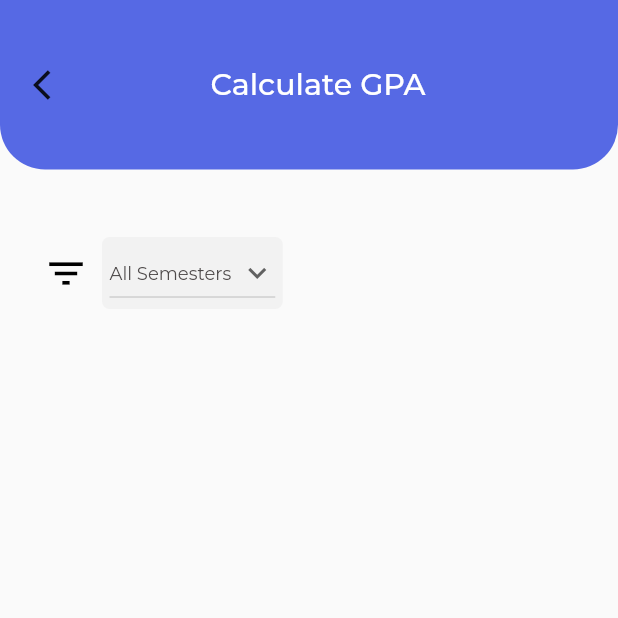
After one commit to TheRealKwabena/gradify-flutter, a Flutter app: the GPACalculationPage screen opened by its route, on a phone screen of 412 x 824 dp, the top half of it. The commit adds this screen. Run offline on Flutter 3.47's test engine with Material 2 defaults, Android fonts, the phone set to English and light mode, and no system bars; our stand-ins replace fl_chart, flutter_onboarding_slider, google_fonts.

Commit message:
feat: added filter fields and errors must be fixed

```diff
--- a/lib/main.dart
+++ b/lib/main.dart
@@ -1,5 +1,6 @@
 import 'package:flutter/material.dart';
 import 'package:gradify_flutter/pages/actions.dart';
+import 'package:gradify_flutter/pages/gpa_calculation_page.dart';
 import 'package:gradify_flutter/pages/home_page.dart';
 import 'package:gradify_flutter/pages/onboarding.dart';
 import 'package:gradify_flutter/pages/radar_chart.dart';
@@ -22,7 +23,8 @@ class GradifyApp extends StatelessWidget {
         HomePage.id: (context) => HomePage(),
         AllActionsPage.id: (context) => AllActionsPage(),
         UploadGradePage.id: (context) => UploadGradePage(),
-        ComparisonChartPage.id: (context) => ComparisonChartPage()
+        ComparisonChartPage.id: (context) => ComparisonChartPage(),
+        GPACalculationPage.id: (context) => GPACalculationPage()
       },
       //home: OnBoarding(),
     );
--- a/lib/pages/actions.dart
+++ b/lib/pages/actions.dart
@@ -1,6 +1,7 @@
 import 'package:flutter/material.dart';
 import 'package:google_fonts/google_fonts.dart';
 import 'package:gradify_flutter/constants.dart';
+import 'package:gradify_flutter/pages/gpa_calculation_page.dart';
 
 import '../components/action_card.dart';
 
@@ -76,6 +77,7 @@ class AllActionsPage extends StatelessWidget {
                       MainActionCard(
                         imageLink: 'images/graduation-cap.jpg',
                         text: 'Calculate GPA',
+                        onPressed: () => Navigator.pushNamed(context, GPACalculationPage.id),
                       ),
                     ],
                   )),
--- /dev/null
+++ b/lib/pages/gpa_calculation_page.dart
@@ -0,0 +1,170 @@
+import 'package:flutter/material.dart';
+import 'package:google_fonts/google_fonts.dart';
+import 'package:gradify_flutter/constants.dart';
+
+class GPACalculationPage extends StatefulWidget {
+  const GPACalculationPage({super.key});
+  static String id = '/calculate_gpa';
+
+  @override
+  State<GPACalculationPage> createState() => _GPACalculationPageState();
+}
+
+class _GPACalculationPageState extends State<GPACalculationPage> {
+  @override
+  Widget build(BuildContext context) {
+    final List<String> semesters = [
+      'All Semesters',
+      '1st Semester',
+      '2nd Semester ',
+      '3rd Semester'
+    ];
+    final List<String> academicYears = ['2023', '2022', '2021', '2020'];
+
+    final generatedYears = List<String>.generate(
+        30, (int index) => (DateTime.now().year - index).toString(),
+        growable: true);
+
+    String selectedSemester = 'All Semesters';
+    String selectedYear = '2023';
+    return SafeArea(
+      child: Scaffold(
+        body: Column(
+          children: [
+            Container(
+              height: 113.0,
+              decoration: BoxDecoration(
+                color: kHomePageMainColor,
+                borderRadius: BorderRadius.only(
+                  bottomLeft: Radius.circular(30.0),
+                  bottomRight: Radius.circular(30.0),
+                ),
+              ),
+              child: Padding(
+                padding: const EdgeInsets.symmetric(horizontal: 10.0),
+                child: Row(
+                  children: [
+                    IconButton(
+                      onPressed: () => Navigator.pop(context),
+                      icon: Icon(Icons.arrow_back_ios),
+                    ),
+                    SizedBox(
+                      width: MediaQuery.of(context).size.width * 0.20,
+                    ),
+                    Text(
+                      "Calculate GPA",
+                      style: GoogleFonts.montserrat(
+                        textStyle: TextStyle(
+                          color: Colors.white,
+                          fontSize: 20.0,
+                          fontWeight: FontWeight.w500,
+                        ),
+                      ),
+                    )
+                  ],
+                ),
+              ),
+            ),
+            Padding(
+              padding:
+                  const EdgeInsets.symmetric(horizontal: 20.0, vertical: 20.0),
+              child: Column(
+                children: [
+                  SizedBox(
+                    height: 25.0,
+                  ),
+                  Row(
+                    children: [
+                      IconButton(
+                          onPressed: () {
+                            for (String year in generatedYears) {
+                              print(year);
+                            }
+                          },
+                          icon: Icon(
+                            Icons.filter_list,
+                            color: Colors.black,
+                            size: 30.0,
+                          )),
+                      DecoratedBox(
+                        decoration: BoxDecoration(
+                            color: Color(0xFFF2F2F2),
+                            borderRadius: BorderRadius.circular(5.0)),
+                        child: Padding(
+                          padding: const EdgeInsets.symmetric(horizontal: 5.0),
+                          child: DropdownButton<String>(
+                            // Down Arrow Icon
+                            value: selectedSemester,
+                            style: TextStyle(
+                              fontSize: 12.0,
+                              color: Color(0xFF4E4A4A),
+                            ),
+                            dropdownColor: Color(0xFFF2F2F2),
+
+                            icon: const Icon(Icons.keyboard_arrow_down),
+                            items: semesters.map((String semester) {
+                              return DropdownMenuItem(
+                                value: semester,
+                                child: Text(
+                                  semester,
+                                  style: GoogleFonts.montserrat(
+                                      textStyle: TextStyle()),
+                                ),
+                              );
+                            }).toList(),
+                            onChanged: (String? value) {
+                              setState(() {
+                                selectedSemester = value!;
+                              });
+                            },
+                          ),
+                        ),
+                      ),
+                      /*
+
+                      DecoratedBox(
+                        decoration: BoxDecoration(
+                            color: Color(0xFFF2F2F2),
+                            borderRadius: BorderRadius.circular(5.0)),
+                        child: Padding(
+                          padding: const EdgeInsets.symmetric(horizontal: 5.0),
+                          child: DropdownButton<String>(
+                            // Down Arrow Icon
+                            value: selectedYear,
+                            style: TextStyle(
+                              fontSize: 12.0,
+                              color: Color(0xFF4E4A4A),
+                            ),
+                            dropdownColor: Color(0xFFF2F2F2),
+
+                            icon: const Icon(Icons.keyboard_arrow_down),
+                            items: academicYears.map((String year) {
+                              return DropdownMenuItem(
+                                value: selectedYear,
+                                child: Text(
+                                  selectedYear,
+                                  style: GoogleFonts.montserrat(
+                                      textStyle: TextStyle()),
+                                ),
+                              );
+                            }).toList(),
+                            onChanged: (String? value) {
+                              setState(() {
+                                selectedYear = value!;
+                              });
+                            },
+                          ),
+                        ),
+                      ),
+                      */
+                    ],
+                  )
+                ],
+              ),
+            )
+          ],
+        ),
+      ),
+    );
+  }
+}
```
